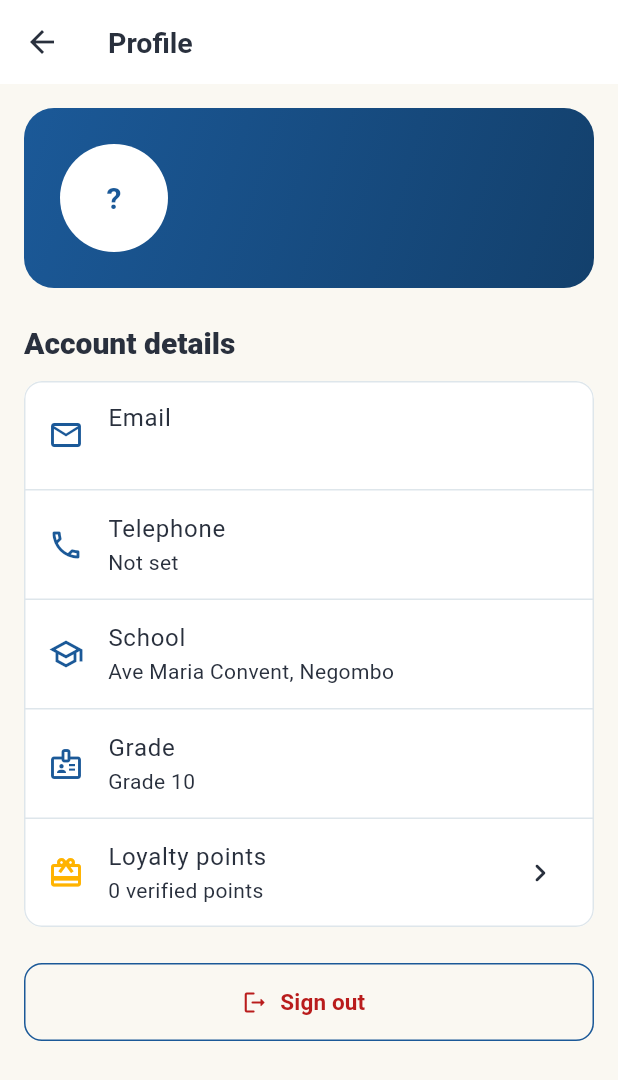
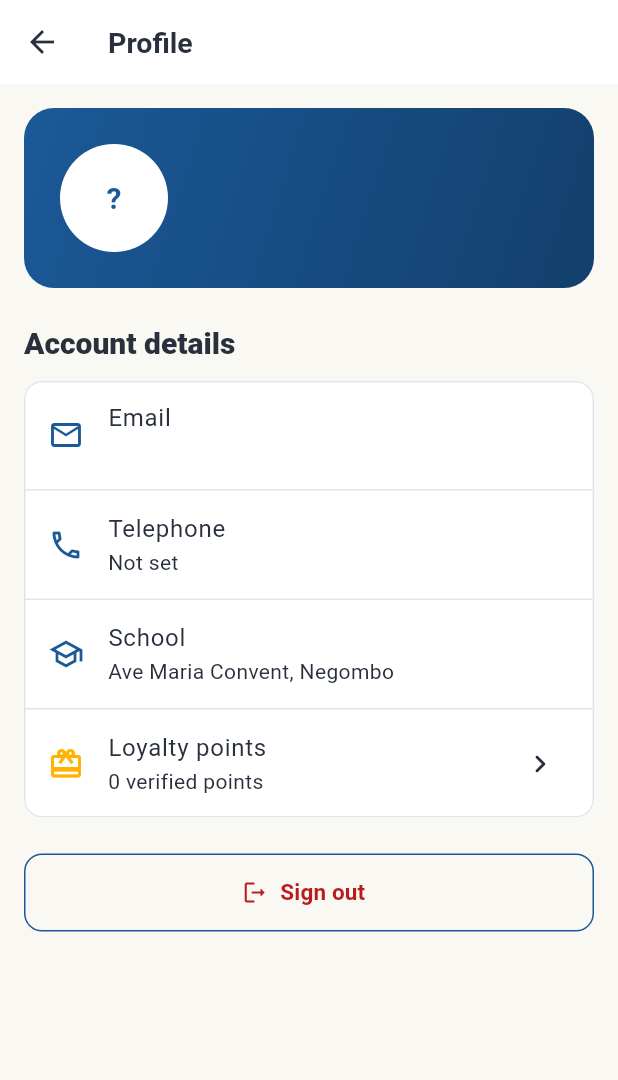
Before and after one commit to Randeepa23/MobileAppNayomis, a Flutter app: the _StudentProfileView screen opened directly with empty values, on a phone screen of 412 x 824 dp. Shown: the top 1080 px of the screen. Run offline on Flutter 3.47's test engine with Material 3 defaults, Android fonts, the phone set to English and light mode, and no system bars; our stand-ins replace cached_network_image, connectivity_plus, dio, drift, drift_flutter, flutter_riverpod and 3 more; accounts and stored records are empty; generated files the repository leaves out were written again.

Commit message:
remove Grade field from customer Profile screen

```diff
--- a/MobileAppNayomisFlutter/lib/features/profile/presentation/profile_screen.dart
+++ b/MobileAppNayomisFlutter/lib/features/profile/presentation/profile_screen.dart
@@ -171,20 +171,6 @@ class _StudentProfileView extends ConsumerWidget {
                   const Divider(height: 1),
                   ListTile(
                     leading: const Icon(
-                      Icons.badge_outlined,
-                      color: AppColors.brandSecondary,
-                    ),
-                    title: const Text('Grade'),
-                    subtitle: Text(
-                      (customer.grade != null &&
-                              customer.grade!.trim().isNotEmpty)
-                          ? customer.grade!
-                          : 'Grade 10',
-                    ),
-                  ),
-                  const Divider(height: 1),
-                  ListTile(
-                    leading: const Icon(
                       Icons.card_giftcard_outlined,
                       color: AppColors.brandAccentDark,
                     ),
```
